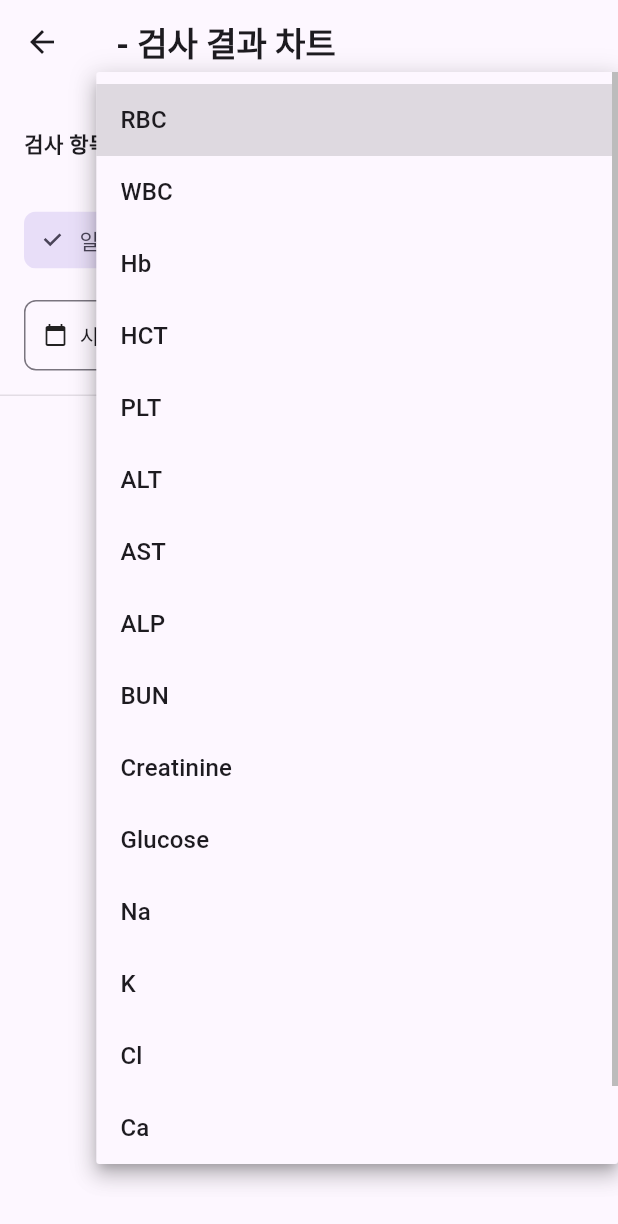
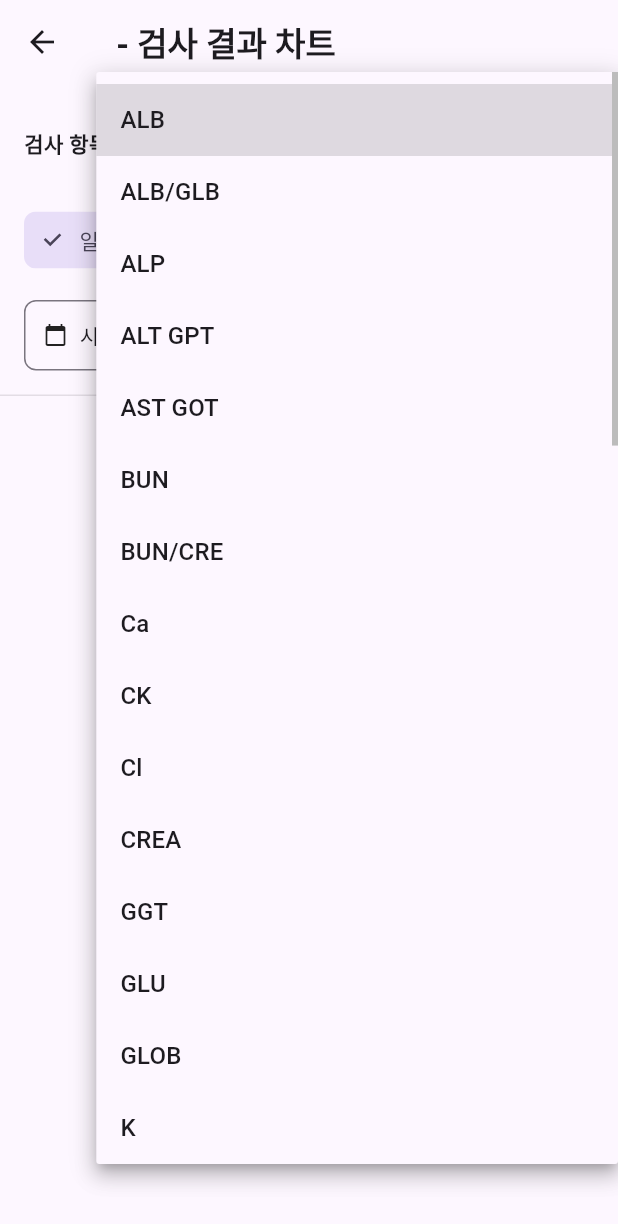
Before and after one commit to ridu-ducksushi/Myot_02, a Flutter app: the ChartScreen screen opened directly with empty values, after a tap on "검사 항목을 선택하세요", on a phone screen of 412 x 824 dp. Shown: the top 1224 px of the screen. Run offline on Flutter 3.47's test engine with Material 3 defaults, Android fonts, the phone set to English and light mode, and no system bars; our stand-ins replace easy_localization, firebase_messaging, fl_chart, flutter_image_compress, flutter_local_notifications, flutter_riverpod and 6 more; accounts and stored records are empty.

Commit message:
Update chart screen test items list and change table header from '?좏깮' to '以묒슂'

```diff
--- a/lib/features/labs/chart_screen.dart
+++ b/lib/features/labs/chart_screen.dart
@@ -397,18 +397,14 @@ class _ChartScreenState extends ConsumerState<ChartScreen> {
   }
 
   List<String> _getTestItemOptions() {
-    final Set<String> items = {};
-
-    // Supabase에서 모든 검사 항목들을 가져오기
-    for (final data in _chartData) {
-      // 현재 차트 데이터에서 항목 수집
-    }
-
-    // 기본 검사 항목들 (실제 데이터가 있을 수 있는 항목들)
+    // pet_health_screen.dart의 baseKeys와 동일한 항목들 (ABC 순)
     return [
-      'RBC', 'WBC', 'Hb', 'HCT', 'PLT',
-      'ALT', 'AST', 'ALP', 'BUN', 'Creatinine', 'Glucose',
-      'Na', 'K', 'Cl', 'Ca', 'P'
+      'ALB', 'ALB/GLB', 'ALP', 'ALT GPT', 'AST GOT', 'BUN', 'BUN/CRE', 'Ca', 'CK',
+      'Cl', 'CREA', 'GGT', 'GLU', 'GLOB', 'K', 'LIPA', 'Na', 'Na/K', 'NH3',
+      'PHOS', 'T-CHOL', 'TBIL', 'TG', 'TPRO', 'vAMY-P', 'SDMA', 'HCT', 'HGB', 'MCH',
+      'MCHC', 'MCV', 'MPV', 'PLT', 'RBC', 'RDW-CV', 'WBC', 'WBC-GRAN(#)',
+      'WBC-GRAN(%)', 'WBC-LYM(#)', 'WBC-LYM(%)', 'WBC-MONO(#)', 'WBC-MONO(%)',
+      'WBC-EOS(#)', 'WBC-EOS(%)'
     ];
   }
 
--- a/lib/features/labs/pet_health_screen.dart
+++ b/lib/features/labs/pet_health_screen.dart
@@ -439,7 +439,7 @@ class _LabTableState extends State<_LabTable> {
                       headingRowHeight: 48,
                       dataRowHeight: 48,
                       columns: const [
-                        DataColumn(label: Text('선택', style: TextStyle(fontSize: 14))),
+                        DataColumn(label: Text('중요', style: TextStyle(fontSize: 14))),
                         DataColumn(label: Text('검사명', style: TextStyle(fontSize: 14))),
                         DataColumn(label: Text('현재', style: TextStyle(fontSize: 14))),
                         DataColumn(label: Text('직전', style: TextStyle(fontSize: 14))),
```
